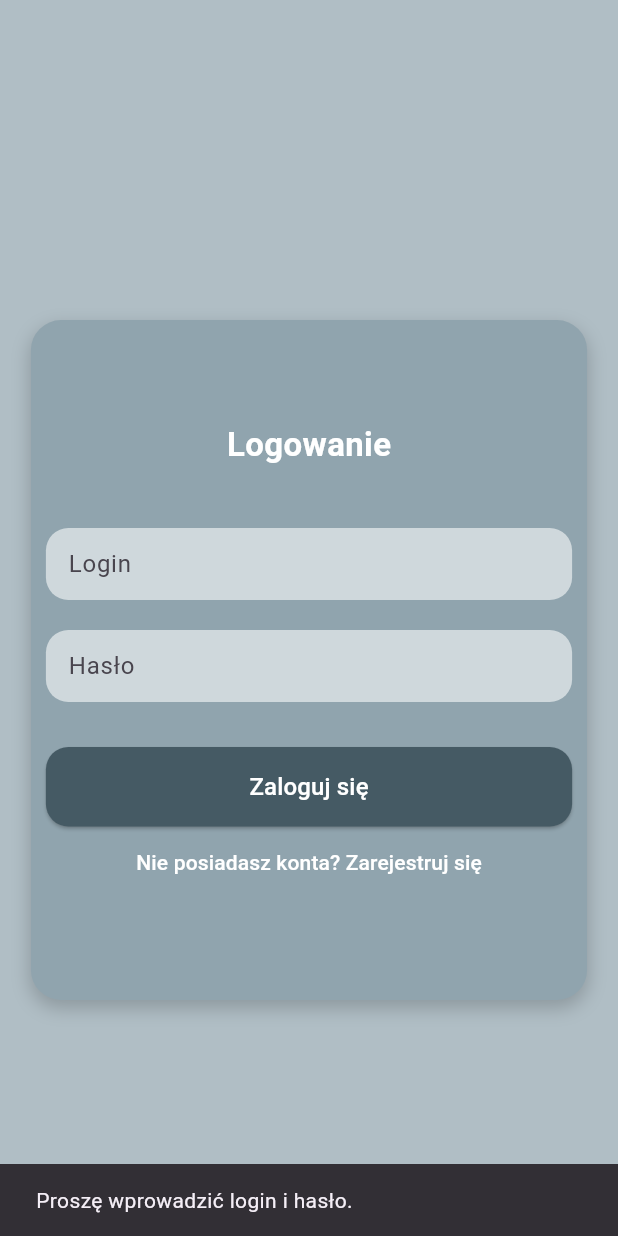
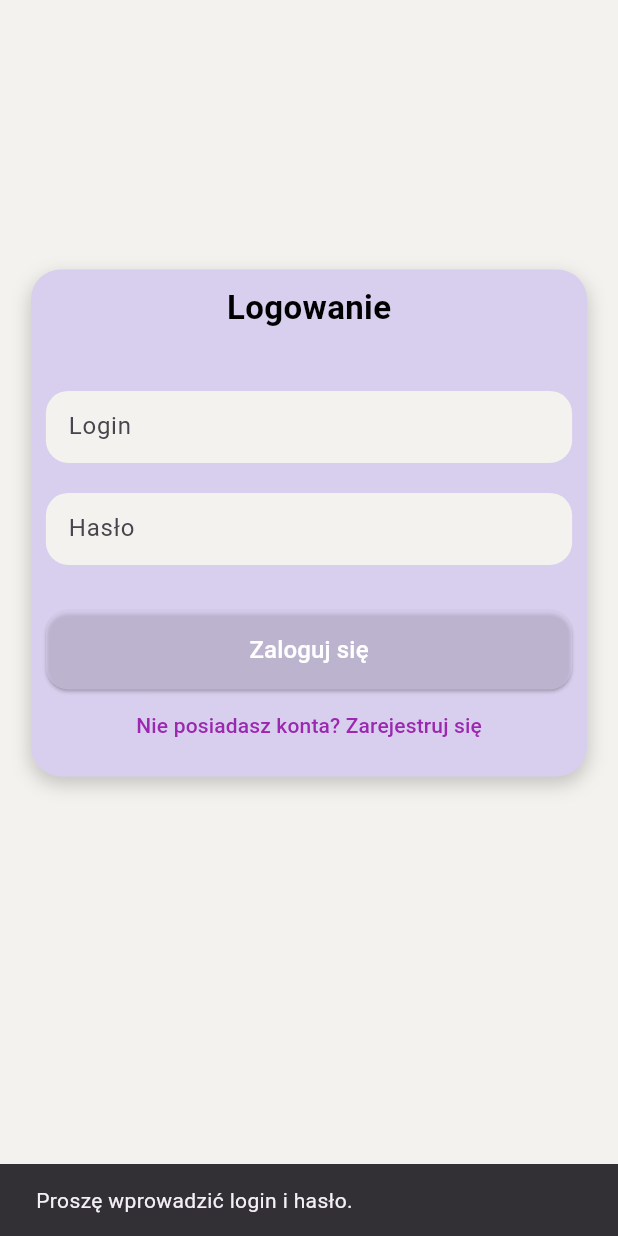
Before and after one commit to KN-Signum/best_app, a Flutter app: the screen it shows after launch, after a tap on "Zaloguj się", on a phone screen of 412 x 824 dp. Run offline on Flutter 3.47's test engine with Material 3 defaults, Android fonts, the phone set to English and light mode, and no system bars.

Commit message:
Refactor login and registration screen layout and styling

```diff
--- a/lib/screens/auth.dart
+++ b/lib/screens/auth.dart
@@ -15,7 +15,6 @@
   bool isLogin = true;
   int _currentStep = 0;
 
-  // Dane formularza
   String? _login,
       _email,
       _password,
@@ -23,56 +22,46 @@
       _firstName,
       _lastName,
       _phoneNumber,
-      _bio; // Dodaj bio
-  List<String> _tags = []; // Dodaj tagi (domyślnie pusta lista)
+      _bio;
+  List<String> _tags = [];
 
-  // Metoda do obsługi zakończenia rejestracji
+  // Rejestracja
   void _submitRegistration() async {
     if (_password != _confirmPassword) {
-      // Zgłoś błąd, jeśli hasła się nie zgadzają
       ScaffoldMessenger.of(context).showSnackBar(
         SnackBar(content: Text('Hasła muszą się zgadzać!')),
       );
       return;
     }
 
-    // Stwórz użytkownika na podstawie wprowadzonych danych
     UserToDb newUser = UserToDb(
       name: _firstName ?? '',
       surname: _lastName ?? '',
-      bio: _bio ?? 'Użytkownik nie podał bio.', // Przykładowy bio
-      tags: _tags.isNotEmpty
-          ? _tags
-          : ['General'], // Przykładowe tagi, jeśli brak
+      bio: _bio ?? 'Użytkownik nie podał bio.',
+      tags: _tags.isNotEmpty ? _tags : ['General'],
       email: _email ?? '',
       username: _login ?? '',
-      profilePicture: 'default_profile', // Przykładowy obraz
-      howManyRequests: 0, // Domyślnie zero zapytań
-      userType: 'Student', // Domyślny typ użytkownika
-      academicalIndex: 'N/A', // Domyślna wartość indeksu akademickiego
+      profilePicture: 'default_profile',
+      howManyRequests: 0,
+      userType: 'Student',
+      academicalIndex: 'N/A',
     );
 
-    // Wywołanie API do stworzenia użytkownika
     bool success = await ApiService().createUser(newUser, _password ?? '');
 
     if (success) {
       String? userId = await ApiService().getUserByUsername(_login!);
-      // Po pomyślnej rejestracji, przejdź do strony Home
       Navigator.of(context).pushReplacement(
-        MaterialPageRoute(
-            builder: (context) => Home(
-                  userId: userId,
-                )), // Przejście do Home
+        MaterialPageRoute(builder: (context) => Home(userId: userId)),
       );
     } else {
-      // Obsługa błędu
       ScaffoldMessenger.of(context).showSnackBar(
         SnackBar(content: Text('Rejestracja nie powiodła się.')),
       );
     }
   }
 
-  // Metoda do obsługi logowania
+  // Logowanie
   void _submitLogin() async {
     if (_login == null || _password == null) {
       ScaffoldMessenger.of(context).showSnackBar(
@@ -81,18 +70,14 @@
       return;
     }
 
-    // Wywołanie API do walidacji użytkownika
     bool success = await ApiService().validateUser(_login!, _password!);
 
     if (success) {
       String? userId = await ApiService().getUserByUsername(_login!);
-      // Po pomyślnej walidacji, przejdź do strony Home
       Navigator.of(context).pushReplacement(
-        MaterialPageRoute(
-            builder: (context) => Home(userId: userId)), // Przejście do Home
+        MaterialPageRoute(builder: (context) => Home(userId: userId)),
       );
     } else {
-      // Obsługa błędu
       ScaffoldMessenger.of(context).showSnackBar(
         SnackBar(content: Text('Niepoprawne dane logowania.')),
       );
@@ -108,7 +93,7 @@
     return Container(
       margin: const EdgeInsets.symmetric(vertical: 10),
       decoration: BoxDecoration(
-        color: Colors.blueGrey[100],
+        color: const Color.fromRGBO(244, 242, 238, 100),
         borderRadius: BorderRadius.circular(15),
       ),
       child: TextFormField(
@@ -123,7 +108,7 @@
     );
   }
 
-  // Widget do wyświetlania podsumowania danych w przeglądzie
+  // Widget do wyświetlania podsumowania danych
   Widget _buildReviewRow(String label, String? value) {
     return Padding(
       padding: const EdgeInsets.symmetric(vertical: 5),
@@ -142,7 +127,6 @@
     final Size size = MediaQuery.of(context).size;
     final bool isSmallScreen = size.width < 600;
 
-    // Zmienna content zależna od stanu isLogin
     Widget content = isLogin
         ? Column(
             children: [
@@ -151,7 +135,7 @@
                 style: TextStyle(
                   fontSize: isSmallScreen ? 22 : 28,
                   fontWeight: FontWeight.bold,
-                  color: Colors.white,
+                  color: Colors.black,
                 ),
               ),
               const SizedBox(height: 30),
@@ -214,11 +198,11 @@
                       onChanged: (value) => _phoneNumber = value,
                     ),
                     _buildTextField(
-                      hintText: 'Bio', // Pole bio
+                      hintText: 'Bio',
                       onChanged: (value) => _bio = value,
                     ),
                     _buildTextField(
-                      hintText: 'Tagi (oddzielone przecinkami)', // Pole tagów
+                      hintText: 'Tagi (oddzielone przecinkami)',
                       onChanged: (value) => _tags =
                           value.split(',').map((e) => e.trim()).toList(),
                     ),
@@ -267,20 +251,20 @@
           );
 
     return Scaffold(
-      backgroundColor: Colors.blueGrey[200],
+      backgroundColor: const Color.fromRGBO(244, 242, 238, 100),
       appBar: AppBar(
         backgroundColor: Colors.transparent,
         elevation: 0,
       ),
-      body: Center(
+      body: SingleChildScrollView( // Dodanie przewijania całego ekranu
+        child: Center(
+          child: Padding(
+            padding: EdgeInsets.symmetric(vertical: size.height * 0.15), // Zmniejszenie marginesów góra/dół
             child: Container(
               padding: const EdgeInsets.all(10),
               width: isSmallScreen ? size.width * 0.9 : size.width * 0.6,
-          height: isLogin
-              ? size.height * (isSmallScreen ? 0.55 : 0.5)
-              : size.height * (isSmallScreen ? 0.75 : 0.8),
               decoration: BoxDecoration(
-            color: Colors.blueGrey[300],
+                color: const Color.fromRGBO(216, 207, 238, 100),
                 borderRadius: BorderRadius.circular(20),
                 boxShadow: [
                   BoxShadow(
@@ -300,7 +284,7 @@
                     width: double.maxFinite,
                     child: ElevatedButton(
                       style: ElevatedButton.styleFrom(
-                    backgroundColor: Colors.blueGrey[700],
+                        backgroundColor: const Color.fromARGB(134, 216, 207, 238),
                         shape: RoundedRectangleBorder(
                           borderRadius: BorderRadius.circular(15),
                         ),
@@ -327,21 +311,23 @@
                   TextButton(
                     onPressed: () {
                       setState(() {
-                    isLogin = !isLogin; // Zmień stan na przeciwny
-                    _currentStep = 0; // Reset kroków w Stepper
+                        isLogin = !isLogin;
+                        _currentStep = 0;
                       });
                     },
                     child: Text(
                       isLogin
                           ? 'Nie posiadasz konta? Zarejestruj się'
                           : 'Masz już konto? Zaloguj się',
-                  style: const TextStyle(color: Colors.white),
+                      style: const TextStyle(color: Colors.purple),
                     ),
                   ),
                 ],
               ),
             ),
           ),
+        ),
+      ),
     );
   }
 }
```
Lines whose indentation alone changed are shown as unchanged.
